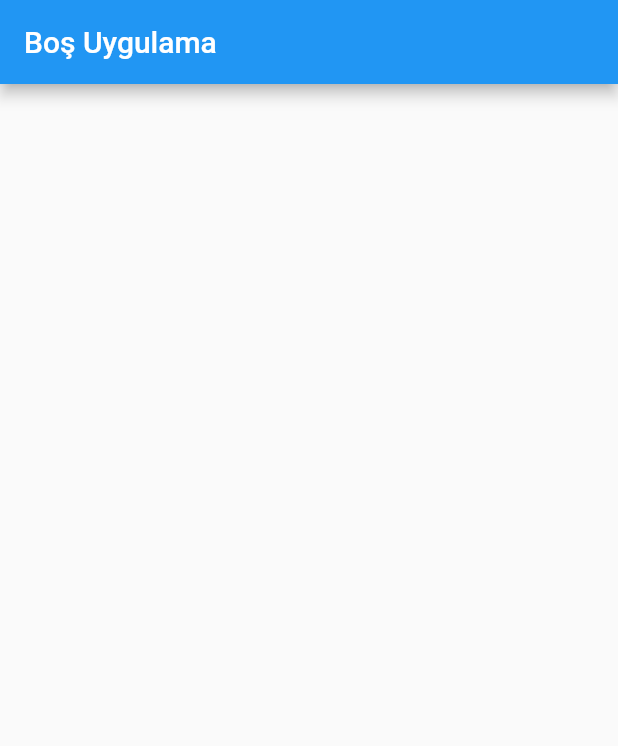
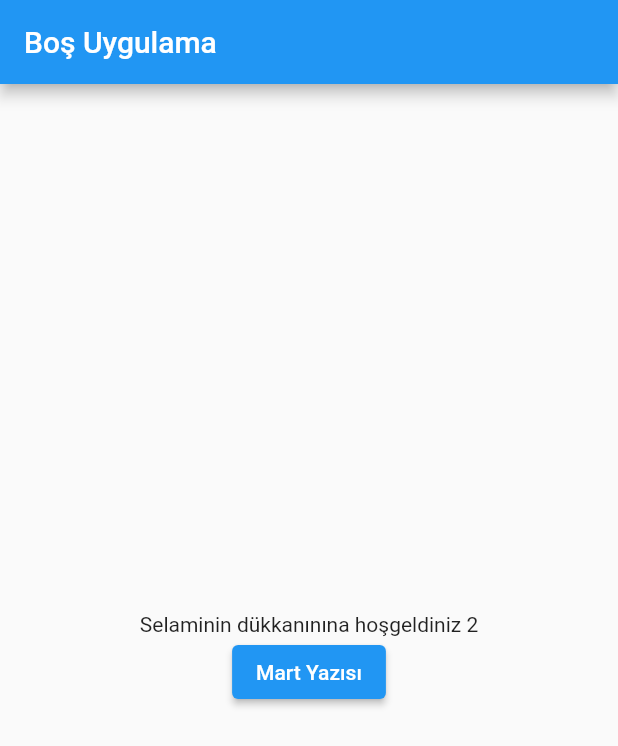
Before and after one commit to kuscuhasann/flutterCalisma, a Flutter app: the screen it shows after launch, on a phone screen of 412 x 824 dp. Shown: the top 746 px of the screen. Run offline on Flutter 3.47's test engine with Material 2 defaults, Android fonts, the light colour scheme and no system bars; missing offline and left inert: dart:html.

Commit message:
Flutterda Button Kullanımı

```diff
--- a/flutter_calisma/lib/main.dart
+++ b/flutter_calisma/lib/main.dart
@@ -1,3 +1,5 @@
+import 'dart:html';
+
 import 'package:flutter/material.dart';
 
 void main() => runApp(MyApp());
@@ -7,19 +9,49 @@ class MyApp extends StatelessWidget {
   Widget build(BuildContext context) {
     return MaterialApp(
       title: "Selami",
-      home: AnaEkran(),
+      home: Iskele(),
     );
   }
 }
 
-class AnaEkran extends StatelessWidget {
+class Iskele extends StatelessWidget {
   @override
   Widget build(BuildContext context) {
     return Scaffold(
       appBar: AppBar(
         title: Text("Boş Uygulama"),
       ),
-      body: Container(),
+      body: AnaEkran(),
     );
   }
 }
+
+class AnaEkran extends StatefulWidget {
+  @override
+  _AnaEkranState createState() => _AnaEkranState();
+}
+
+class _AnaEkranState extends State<AnaEkran> {
+  String blogYazisi = "Selaminin dükkanınına hoşgeldiniz 2";
+
+  martGoster() {
+    setState(() {
+      blogYazisi = "Hamsi tava 5 tl ";
+    });
+  }
+
+  @override
+  Widget build(BuildContext context) {
+    return Container(
+      child: Center(
+        child: Column(
+          mainAxisAlignment: MainAxisAlignment.center,
+          children: <Widget>[
+            Text(blogYazisi),
+            ElevatedButton(onPressed: martGoster, child: Text("Mart Yazısı"))
+          ],
+        ),
+      ),
+    );
+  }
+}
```
